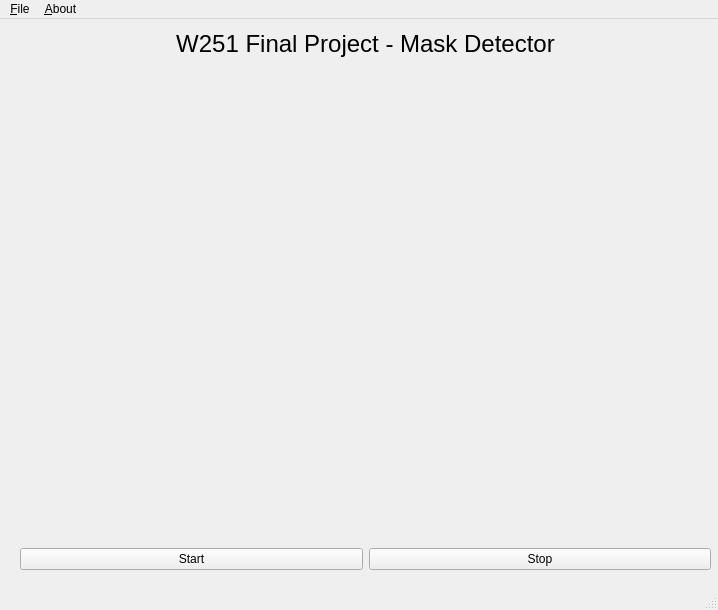
Qt form edge/detector/res/ui/MainWindow.ui (cweyandt/mask-and-fever-detector) before a commit.
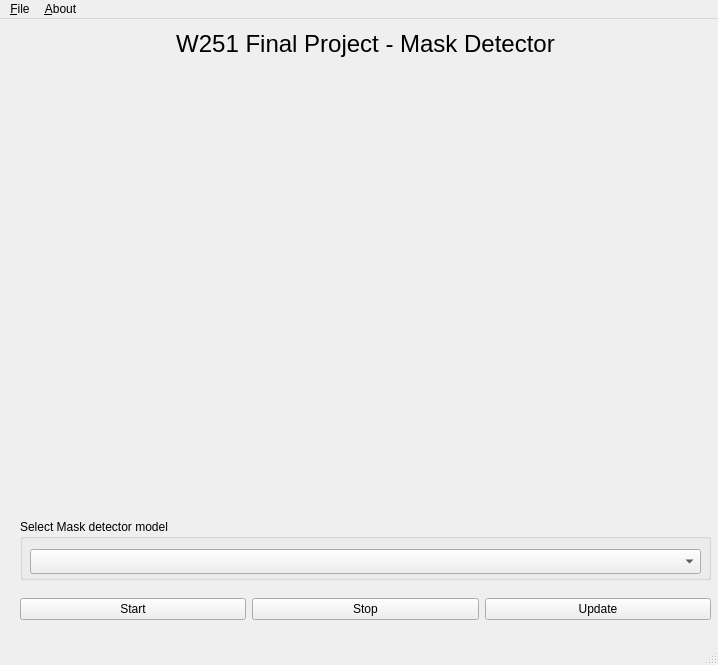
The same form after that commit.

Patch:
```diff
--- a/edge/detector/res/ui/MainWindow.ui
+++ b/edge/detector/res/ui/MainWindow.ui
@@ -7,7 +7,7 @@
     <x>0</x>
     <y>0</y>
     <width>718</width>
-    <height>610</height>
+    <height>665</height>
    </rect>
   </property>
   <property name="windowTitle">
@@ -29,7 +29,7 @@
     <property name="geometry">
      <rect>
       <x>20</x>
-      <y>520</y>
+      <y>570</y>
       <width>691</width>
       <height>41</height>
      </rect>
@@ -49,6 +49,13 @@
        </property>
       </widget>
      </item>
+     <item>
+      <widget class="QPushButton" name="pushButton_update">
+       <property name="text">
+        <string>Update</string>
+       </property>
+      </widget>
+     </item>
     </layout>
    </widget>
    <widget class="QWidget" name="verticalLayoutWidget">
@@ -114,6 +121,29 @@
      </item>
     </layout>
    </widget>
+   <widget class="QGroupBox" name="groupBox">
+    <property name="geometry">
+     <rect>
+      <x>20</x>
+      <y>500</y>
+      <width>691</width>
+      <height>61</height>
+     </rect>
+    </property>
+    <property name="title">
+     <string>Select Mask detector model</string>
+    </property>
+    <widget class="QComboBox" name="comboBox_model">
+     <property name="geometry">
+      <rect>
+       <x>10</x>
+       <y>30</y>
+       <width>671</width>
+       <height>25</height>
+      </rect>
+     </property>
+    </widget>
+   </widget>
   </widget>
   <widget class="QMenuBar" name="menubar">
    <property name="geometry">
```
